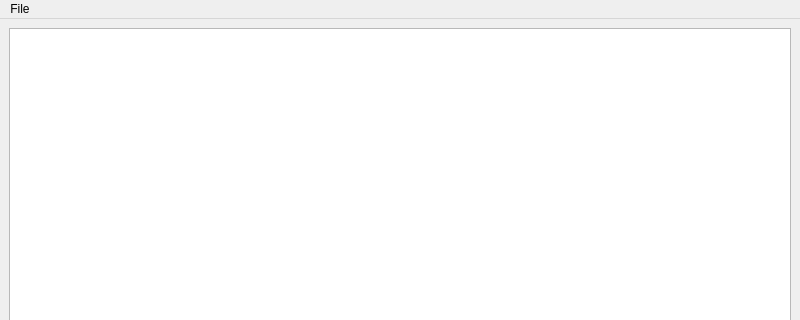
The window that notepad-src/notepad.ui (ryan-io/Notepad) describes before a commit, drawn with Qt 5; both pictures show x 0 to 800 and y 0 to 320 of the 800 by 600 pixel window.
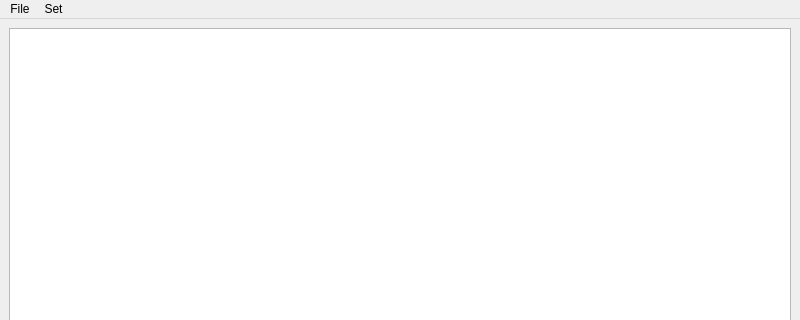
The same window after the commit. Icons and pictures are not drawn.

Patch:
```diff
--- a/notepad-src/notepad.ui
+++ b/notepad-src/notepad.ui
@@ -56,7 +56,16 @@
     <addaction name="actionSave"/>
     <addaction name="actionSave_As"/>
    </widget>
+   <widget class="QMenu" name="menuSet_Font">
+    <property name="title">
+     <string>Set</string>
+    </property>
+    <addaction name="actionFont"/>
+    <addaction name="separator"/>
+    <addaction name="actionFont_Size"/>
+   </widget>
    <addaction name="file"/>
+   <addaction name="menuSet_Font"/>
   </widget>
   <action name="actionNew">
    <property name="icon">
```
Left out of the diff: 10 changed lines with no effect on the pictures.
